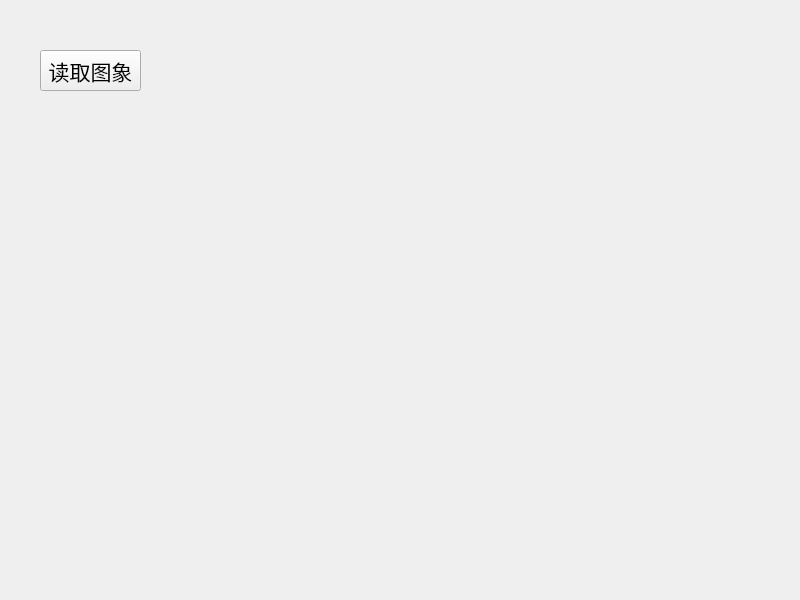
This is Widget.ui in LongLong208/PACS as Qt 5 draws it before an edit. The edited form follows.
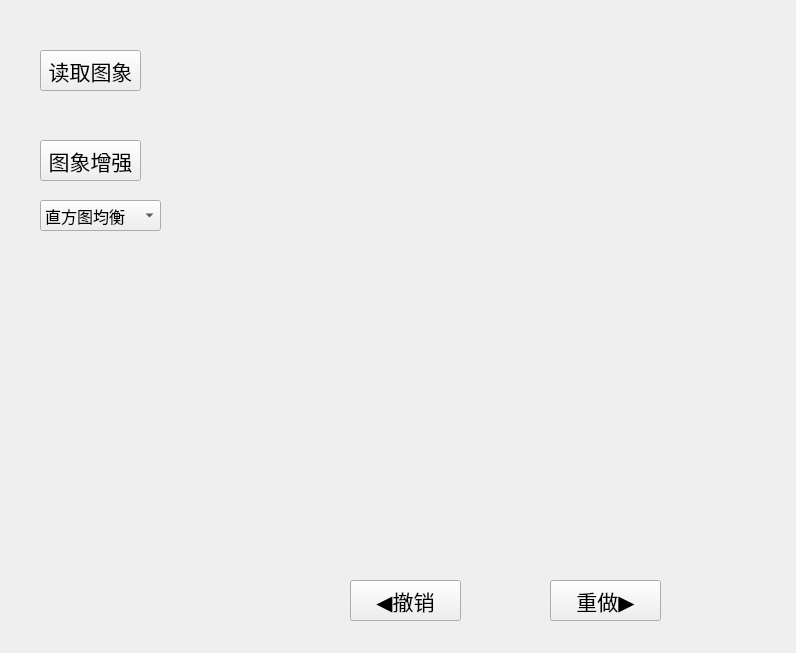
This is the edited form.

What changed in the file:
```diff
--- a/Widget.ui
+++ b/Widget.ui
@@ -6,8 +6,8 @@
    <rect>
     <x>0</x>
     <y>0</y>
-    <width>800</width>
-    <height>600</height>
+    <width>796</width>
+    <height>653</height>
    </rect>
   </property>
   <property name="windowTitle">
@@ -35,8 +35,8 @@
   <widget class="QLabel" name="imageLabel">
    <property name="geometry">
     <rect>
-     <x>220</x>
-     <y>40</y>
+     <x>230</x>
+     <y>30</y>
      <width>512</width>
      <height>512</height>
     </rect>
@@ -45,6 +45,86 @@
     <string/>
    </property>
   </widget>
+  <widget class="QPushButton" name="enhanceBtn">
+   <property name="geometry">
+    <rect>
+     <x>40</x>
+     <y>140</y>
+     <width>101</width>
+     <height>41</height>
+    </rect>
+   </property>
+   <property name="font">
+    <font>
+     <family>Arial</family>
+     <pointsize>16</pointsize>
+    </font>
+   </property>
+   <property name="text">
+    <string>图象增强</string>
+   </property>
+  </widget>
+  <widget class="QComboBox" name="enhanceChoose">
+   <property name="geometry">
+    <rect>
+     <x>40</x>
+     <y>200</y>
+     <width>121</width>
+     <height>31</height>
+    </rect>
+   </property>
+   <property name="font">
+    <font>
+     <pointsize>12</pointsize>
+    </font>
+   </property>
+   <item>
+    <property name="text">
+     <string>直方图均衡</string>
+    </property>
+   </item>
+   <item>
+    <property name="text">
+     <string>拉普拉斯</string>
+    </property>
+   </item>
+  </widget>
+  <widget class="QPushButton" name="undoBtn">
+   <property name="geometry">
+    <rect>
+     <x>350</x>
+     <y>580</y>
+     <width>111</width>
+     <height>41</height>
+    </rect>
+   </property>
+   <property name="font">
+    <font>
+     <pointsize>16</pointsize>
+    </font>
+   </property>
+   <property name="text">
+    <string>◀撤销</string>
+   </property>
+  </widget>
+  <widget class="QPushButton" name="redoBtn">
+   <property name="geometry">
+    <rect>
+     <x>550</x>
+     <y>580</y>
+     <width>111</width>
+     <height>41</height>
+    </rect>
+   </property>
+   <property name="font">
+    <font>
+     <pointsize>16</pointsize>
+    </font>
+   </property>
+   <property name="text">
+    <string>重做▶</string>
+   </property>
+  </widget>
  </widget>
  <resources/>
  <connections/>
```
